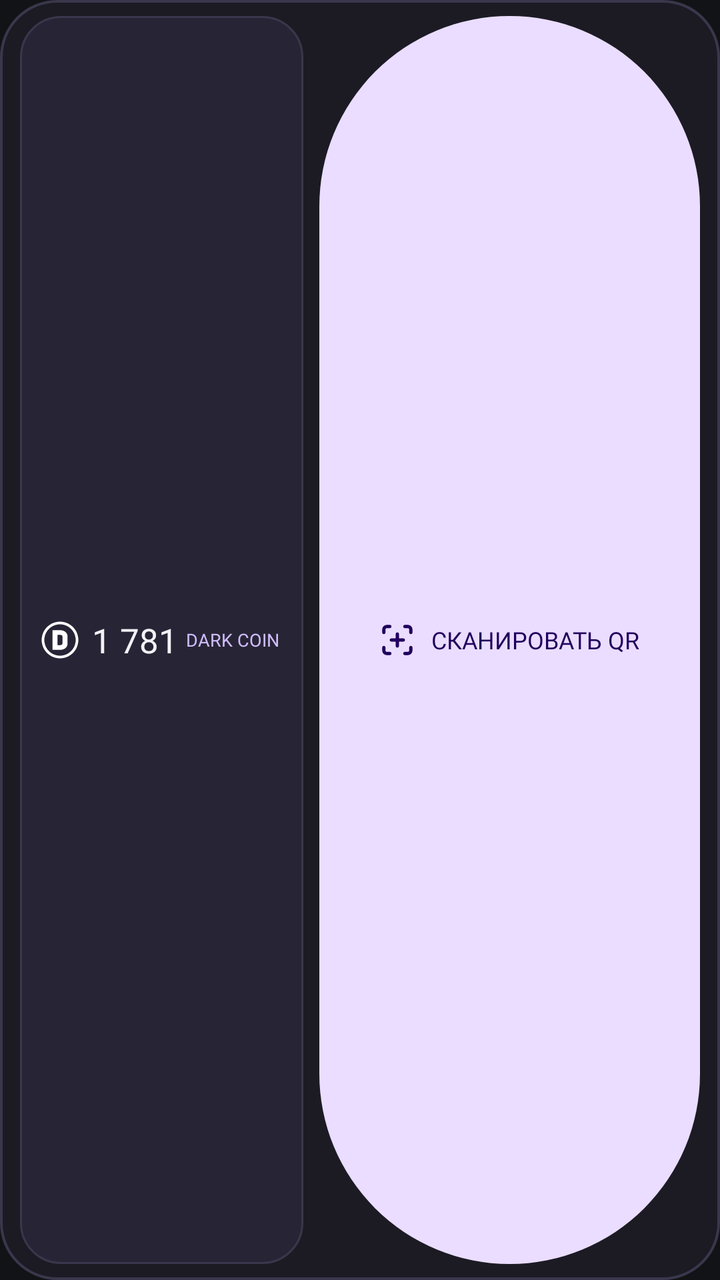
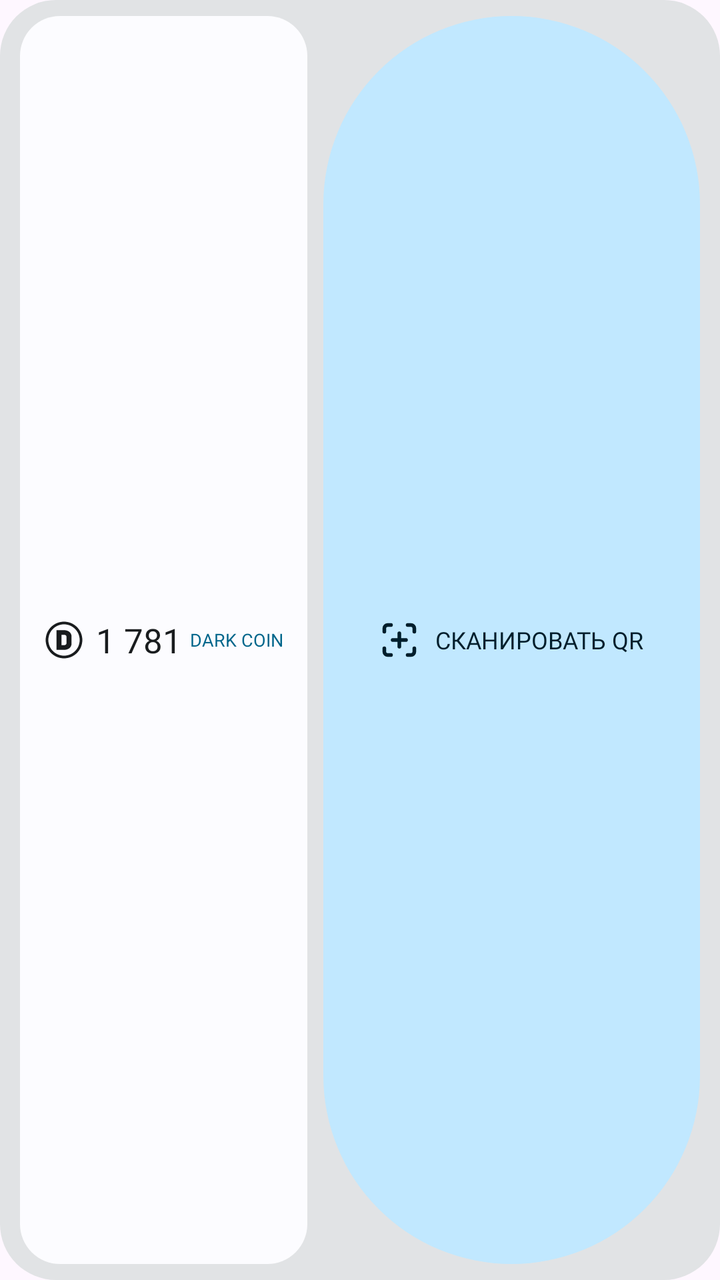

Before-and-after screenshots of an Android layout around one commit, followed by the original layout XML and the change that was made.
<!-- AndroidManifest.xml: application theme Theme.Darkside -->
<!-- res/layout/widget_darkside_4x1.xml -->
<?xml version="1.0" encoding="utf-8"?>
<LinearLayout xmlns:android="http://schemas.android.com/apk/res/android"
    android:id="@+id/widget_root_4x1"
    android:layout_width="match_parent"
    android:layout_height="match_parent"
    android:background="@drawable/bg_widget_container"
    android:gravity="center_vertical"
    android:orientation="horizontal"
    android:paddingStart="10dp"
    android:paddingTop="8dp"
    android:paddingEnd="10dp"
    android:paddingBottom="8dp">

    
    <LinearLayout
        android:layout_width="wrap_content"
        android:layout_height="match_parent"
        android:background="@drawable/bg_widget_inner_card"
        android:gravity="center_vertical"
        android:orientation="horizontal"
        android:paddingStart="10dp"
        android:paddingEnd="12dp">

        <ImageView
            android:layout_width="20dp"
            android:layout_height="20dp"
            android:src="@drawable/ic_coin"
            android:contentDescription="@string/app_name" />

        <TextView
            android:id="@+id/widget_balance_4x1"
            android:layout_width="wrap_content"
            android:layout_height="wrap_content"
            android:layout_marginStart="6dp"
            android:fontFamily="@font/unisans_heavy"
            android:singleLine="true"
            android:text="1 781"
            android:textColor="@color/ds_text_primary"
            android:textSize="17sp" />

        <TextView
            android:layout_width="wrap_content"
            android:layout_height="wrap_content"
            android:layout_marginStart="4dp"
            android:fontFamily="@font/unisans_bold"
            android:singleLine="true"
            android:text="@string/coins_unit"
            android:textColor="@color/ds_primary"
            android:textSize="9sp" />
    </LinearLayout>

    
    <LinearLayout
        android:id="@+id/widget_btn_scan_4x1"
        android:layout_width="0dp"
        android:layout_height="match_parent"
        android:layout_marginStart="8dp"
        android:layout_weight="1"
        android:background="@drawable/bg_widget_pill_button"
        android:clickable="true"
        android:focusable="true"
        android:gravity="center"
        android:orientation="horizontal"
        android:paddingStart="16dp"
        android:paddingEnd="16dp">

        <ImageView
            android:layout_width="18dp"
            android:layout_height="18dp"
            android:src="@drawable/ic_scan_qr"
            android:contentDescription="@string/scan_qr" />

        <TextView
            android:layout_width="wrap_content"
            android:layout_height="wrap_content"
            android:layout_marginStart="8dp"
            android:fontFamily="@font/unisans_bold"
            android:singleLine="true"
            android:text="СКАНИРОВАТЬ QR"
            android:textColor="@color/ds_on_primary_container"
            android:textSize="12sp" />
    </LinearLayout>

</LinearLayout>
<!-- resources referenced by this layout -->
<resources>
  <color name="ds_on_primary_container">#21005D</color>
  <color name="ds_primary">#D0BCFF</color>
  <color name="ds_text_primary">#F4F2F7</color>
  <!-- drawable bg_widget_container (drawable) -->
  <?xml version="1.0" encoding="utf-8"?>
  <shape xmlns:android="http://schemas.android.com/apk/res/android"
      android:shape="rectangle">
      <corners android:radius="28dp" />
      <solid android:color="@color/ds_surface" />
      <stroke
          android:width="1.2dp"
          android:color="@color/ds_stroke" />
  </shape>
  <!-- drawable bg_widget_inner_card (drawable) -->
  <?xml version="1.0" encoding="utf-8"?>
  <shape xmlns:android="http://schemas.android.com/apk/res/android"
      android:shape="rectangle">
      <corners android:radius="20dp" />
      <solid android:color="@color/ds_surface_variant" />
      <stroke
          android:width="1dp"
          android:color="@color/ds_stroke" />
  </shape>
  <!-- drawable bg_widget_pill_button (drawable) -->
  <?xml version="1.0" encoding="utf-8"?>
  <ripple xmlns:android="http://schemas.android.com/apk/res/android"
      android:color="@color/ds_primary">
      <item>
          <shape android:shape="rectangle">
              <corners android:radius="100dp" />
              <solid android:color="@color/ds_primary_container" />
          </shape>
      </item>
  </ripple>
  <!-- drawable ic_coin (drawable) -->
  <vector xmlns:android="http://schemas.android.com/apk/res/android"
      android:width="24dp"
      android:height="24dp"
      android:viewportWidth="24"
      android:viewportHeight="24">
  
      
      <path
          android:fillColor="#FFFFFF"
          android:fillType="evenOdd"
          android:pathData="M12,1 C18.075,1 23,5.925 23,12 C23,18.075 18.075,23 12,23 C5.925,23 1,18.075 1,12 C1,5.925 5.925,1 12,1 Z M12,2.6 C6.809,2.6 2.6,6.809 2.6,12 C2.6,17.191 6.809,21.4 12,21.4 C17.191,21.4 21.4,17.191 21.4,12 C21.4,6.809 17.191,2.6 12,2.6 Z" />
  
      
      <group
          android:scaleX="0.4113"
          android:scaleY="0.4113"
          android:translateX="7.3830"
          android:translateY="5.7935">
          <path
              android:fillColor="#FFFFFF"
              android:fillType="evenOdd"
              android:pathData="M22.277 10.363c0-6.71-5.443-9.618-11.252-9.618v.033H.174v28.69h10.851c5.81.032 11.252-2.843 11.252-9.454v-9.651Zm-7.38 9.155c0 1.851-1.134 3.107-3.638 3.107H7.553V7.52h3.706c2.437 0 3.639 1.19 3.639 3.041v8.957Z" />
      </group>
  </vector>
  <!-- drawable ic_scan_qr (drawable) -->
  <vector xmlns:android="http://schemas.android.com/apk/res/android"
      android:width="24dp"
      android:height="24dp"
      android:viewportWidth="24"
      android:viewportHeight="24">
      <path
          android:strokeColor="#21005D"
          android:strokeWidth="2.2"
          android:strokeLineCap="round"
          android:strokeLineJoin="round"
          android:pathData="M3,7V5a2,2 0 0,1 2,-2h2M17,3h2a2,2 0 0,1 2,2v2M21,17v2a2,2 0 0,1 -2,2h-2M7,21H5a2,2 0 0,1 -2,-2v-2M12,8v8M8,12h8" />
  </vector>
  <style name="Theme.Darkside" parent="Theme.Material3.Dark.NoActionBar">
          <item name="android:windowBackground">@color/ds_background</item>
          <item name="android:statusBarColor">@color/ds_background</item>
          <item name="android:navigationBarColor">@color/ds_background</item>
          <item name="colorPrimary">@color/ds_primary</item>
          <item name="colorOnPrimary">@color/ds_on_primary</item>
          <item name="colorSurface">@color/ds_surface</item>
          <item name="colorOnSurface">@color/ds_text_primary</item>
      </style>
  <color name="ds_surface">#1C1B24</color>
  <color name="ds_stroke">#3A374C</color>
  <color name="ds_surface_variant">#272535</color>
  <color name="ds_primary_container">#EADDFF</color>
  <color name="ds_background">#121316</color>
  <color name="ds_on_primary">#381E72</color>
  <!-- unchanged entries left out for length: 3 -->
</resources>

<!-- the commit's change to res/layout/widget_darkside_4x1.xml (unified diff, before → after) -->
@@ -18,7 +18,7 @@
         android:background="@drawable/bg_widget_inner_card"
         android:gravity="center_vertical"
         android:orientation="horizontal"
-        android:paddingStart="10dp"
+        android:paddingStart="12dp"
         android:paddingEnd="12dp">
 
         <ImageView
@@ -35,17 +35,18 @@
             android:fontFamily="@font/unisans_heavy"
             android:singleLine="true"
             android:text="1 781"
-            android:textColor="@color/ds_text_primary"
+            android:textColor="@color/widget_text_primary"
             android:textSize="17sp" />
 
         <TextView
+            android:id="@+id/widget_coins_label_4x1"
             android:layout_width="wrap_content"
             android:layout_height="wrap_content"
             android:layout_marginStart="4dp"
             android:fontFamily="@font/unisans_bold"
             android:singleLine="true"
             android:text="@string/coins_unit"
-            android:textColor="@color/ds_primary"
+            android:textColor="@color/widget_accent"
             android:textSize="9sp" />
     </LinearLayout>
 
@@ -65,8 +66,8 @@
         android:paddingEnd="16dp">
 
         <ImageView
-            android:layout_width="18dp"
-            android:layout_height="18dp"
+            android:layout_width="20dp"
+            android:layout_height="20dp"
             android:src="@drawable/ic_scan_qr"
             android:contentDescription="@string/scan_qr" />
 
@@ -77,7 +78,7 @@
             android:fontFamily="@font/unisans_bold"
             android:singleLine="true"
             android:text="СКАНИРОВАТЬ QR"
-            android:textColor="@color/ds_on_primary_container"
+            android:textColor="@color/widget_action_card_text"
             android:textSize="12sp" />
     </LinearLayout>
 
<!-- resource entries referenced after the edit -->
@@ -1,36 +1,30 @@
 <!-- resources referenced by this layout -->
 <resources>
-  <color name="ds_on_primary_container">#21005D</color>
-  <color name="ds_primary">#D0BCFF</color>
-  <color name="ds_text_primary">#F4F2F7</color>
+  <color name="widget_accent">@color/md_theme_primary</color>
+  <color name="widget_action_card_text">@color/md_theme_onPrimaryContainer</color>
+  <color name="widget_text_primary">@color/md_theme_onSurface</color>
   <!-- drawable bg_widget_container (drawable) -->
   <?xml version="1.0" encoding="utf-8"?>
   <shape xmlns:android="http://schemas.android.com/apk/res/android"
       android:shape="rectangle">
-      <corners android:radius="28dp" />
-      <solid android:color="@color/ds_surface" />
-      <stroke
-          android:width="1.2dp"
-          android:color="@color/ds_stroke" />
+      <corners android:radius="@dimen/widget_background_radius" />
+      <solid android:color="@color/widget_background" />
   </shape>
   <!-- drawable bg_widget_inner_card (drawable) -->
   <?xml version="1.0" encoding="utf-8"?>
   <shape xmlns:android="http://schemas.android.com/apk/res/android"
       android:shape="rectangle">
-      <corners android:radius="20dp" />
-      <solid android:color="@color/ds_surface_variant" />
-      <stroke
-          android:width="1dp"
-          android:color="@color/ds_stroke" />
+      <corners android:radius="@dimen/widget_inner_radius" />
+      <solid android:color="@color/widget_inner_surface" />
   </shape>
   <!-- drawable bg_widget_pill_button (drawable) -->
   <?xml version="1.0" encoding="utf-8"?>
   <ripple xmlns:android="http://schemas.android.com/apk/res/android"
-      android:color="@color/ds_primary">
+      android:color="@color/widget_accent">
       <item>
           <shape android:shape="rectangle">
               <corners android:radius="100dp" />
-              <solid android:color="@color/ds_primary_container" />
+              <solid android:color="@color/widget_action_card_bg" />
           </shape>
       </item>
   </ripple>
@@ -43,7 +37,7 @@
   
       
       <path
-          android:fillColor="#FFFFFF"
+          android:fillColor="@color/widget_coin_tint"
           android:fillType="evenOdd"
           android:pathData="M12,1 C18.075,1 23,5.925 23,12 C23,18.075 18.075,23 12,23 C5.925,23 1,18.075 1,12 C1,5.925 5.925,1 12,1 Z M12,2.6 C6.809,2.6 2.6,6.809 2.6,12 C2.6,17.191 6.809,21.4 12,21.4 C17.191,21.4 21.4,17.191 21.4,12 C21.4,6.809 17.191,2.6 12,2.6 Z" />
   
@@ -54,7 +48,7 @@
           android:translateX="7.3830"
           android:translateY="5.7935">
           <path
-              android:fillColor="#FFFFFF"
+              android:fillColor="@color/widget_coin_tint"
               android:fillType="evenOdd"
               android:pathData="M22.277 10.363c0-6.71-5.443-9.618-11.252-9.618v.033H.174v28.69h10.851c5.81.032 11.252-2.843 11.252-9.454v-9.651Zm-7.38 9.155c0 1.851-1.134 3.107-3.638 3.107H7.553V7.52h3.706c2.437 0 3.639 1.19 3.639 3.041v8.957Z" />
       </group>
@@ -66,27 +60,68 @@
       android:viewportWidth="24"
       android:viewportHeight="24">
       <path
-          android:strokeColor="#21005D"
+          android:strokeColor="@color/widget_action_card_text"
           android:strokeWidth="2.2"
           android:strokeLineCap="round"
           android:strokeLineJoin="round"
           android:pathData="M3,7V5a2,2 0 0,1 2,-2h2M17,3h2a2,2 0 0,1 2,2v2M21,17v2a2,2 0 0,1 -2,2h-2M7,21H5a2,2 0 0,1 -2,-2v-2M12,8v8M8,12h8" />
   </vector>
-  <style name="Theme.Darkside" parent="Theme.Material3.Dark.NoActionBar">
-          <item name="android:windowBackground">@color/ds_background</item>
-          <item name="android:statusBarColor">@color/ds_background</item>
-          <item name="android:navigationBarColor">@color/ds_background</item>
-          <item name="colorPrimary">@color/ds_primary</item>
-          <item name="colorOnPrimary">@color/ds_on_primary</item>
-          <item name="colorSurface">@color/ds_surface</item>
-          <item name="colorOnSurface">@color/ds_text_primary</item>
+  <style name="Theme.Darkside" parent="Theme.Material3.DayNight.NoActionBar">
+          
+          <item name="colorPrimary">@color/md_theme_primary</item>
+          <item name="colorOnPrimary">@color/md_theme_onPrimary</item>
+          <item name="colorPrimaryContainer">@color/md_theme_primaryContainer</item>
+          <item name="colorOnPrimaryContainer">@color/md_theme_onPrimaryContainer</item>
+          
+          <item name="colorSecondary">@color/md_theme_secondary</item>
+          <item name="colorOnSecondary">@color/md_theme_onSecondary</item>
+          <item name="colorSecondaryContainer">@color/md_theme_secondaryContainer</item>
+          <item name="colorOnSecondaryContainer">@color/md_theme_onSecondaryContainer</item>
+          
+          <item name="colorSurface">@color/md_theme_surface</item>
+          <item name="colorOnSurface">@color/md_theme_onSurface</item>
+          <item name="colorSurfaceVariant">@color/md_theme_surfaceVariant</item>
+          <item name="colorOnSurfaceVariant">@color/md_theme_onSurfaceVariant</item>
+          
+          <item name="colorSurfaceContainer">@color/md_theme_surfaceContainer</item>
+          <item name="colorSurfaceContainerHigh">@color/md_theme_surfaceContainerHigh</item>
+          <item name="colorSurfaceContainerLow">@color/md_theme_surfaceContainerLow</item>
+          
+          <item name="colorOutline">@color/md_theme_outline</item>
+          <item name="colorOutlineVariant">@color/md_theme_outlineVariant</item>
+          
+          <item name="android:colorBackground">@color/md_theme_background</item>
+          <item name="colorOnBackground">@color/md_theme_onBackground</item>
+  
+          
+          <item name="android:statusBarColor">@android:color/transparent</item>
+          <item name="android:navigationBarColor">@android:color/transparent</item>
       </style>
-  <color name="ds_surface">#1C1B24</color>
-  <color name="ds_stroke">#3A374C</color>
-  <color name="ds_surface_variant">#272535</color>
-  <color name="ds_primary_container">#EADDFF</color>
-  <color name="ds_background">#121316</color>
-  <color name="ds_on_primary">#381E72</color>
+  <color name="md_theme_primary">#6750A4</color>
+  <color name="md_theme_onPrimaryContainer">#21005D</color>
+  <color name="md_theme_onSurface">#1D1B20</color>
+  <dimen name="widget_background_radius">28dp</dimen>
+  <color name="widget_background">@color/md_theme_surfaceContainer</color>
+  <dimen name="widget_inner_radius">20dp</dimen>
+  <color name="widget_inner_surface">@color/md_theme_surface</color>
+  <color name="widget_action_card_bg">@color/md_theme_primaryContainer</color>
+  <color name="widget_coin_tint">@color/md_theme_onSurface</color>
+  <color name="md_theme_onPrimary">#FFFFFF</color>
+  <color name="md_theme_primaryContainer">#EADDFF</color>
+  <color name="md_theme_secondary">#625B71</color>
+  <color name="md_theme_onSecondary">#FFFFFF</color>
+  <color name="md_theme_secondaryContainer">#E8DEF8</color>
+  <color name="md_theme_onSecondaryContainer">#1D192B</color>
+  <color name="md_theme_surface">#FEF7FF</color>
+  <color name="md_theme_surfaceVariant">#E7E0EC</color>
+  <color name="md_theme_onSurfaceVariant">#49454F</color>
+  <color name="md_theme_surfaceContainer">#F3EDF7</color>
+  <color name="md_theme_surfaceContainerHigh">#ECE6F0</color>
+  <color name="md_theme_surfaceContainerLow">#F7F2FA</color>
+  <color name="md_theme_outline">#79747E</color>
+  <color name="md_theme_outlineVariant">#CAC4D0</color>
+  <color name="md_theme_background">#FEF7FF</color>
+  <color name="md_theme_onBackground">#1D1B20</color>
   <!-- unchanged entries left out for length: 3 -->
 </resources>
 
